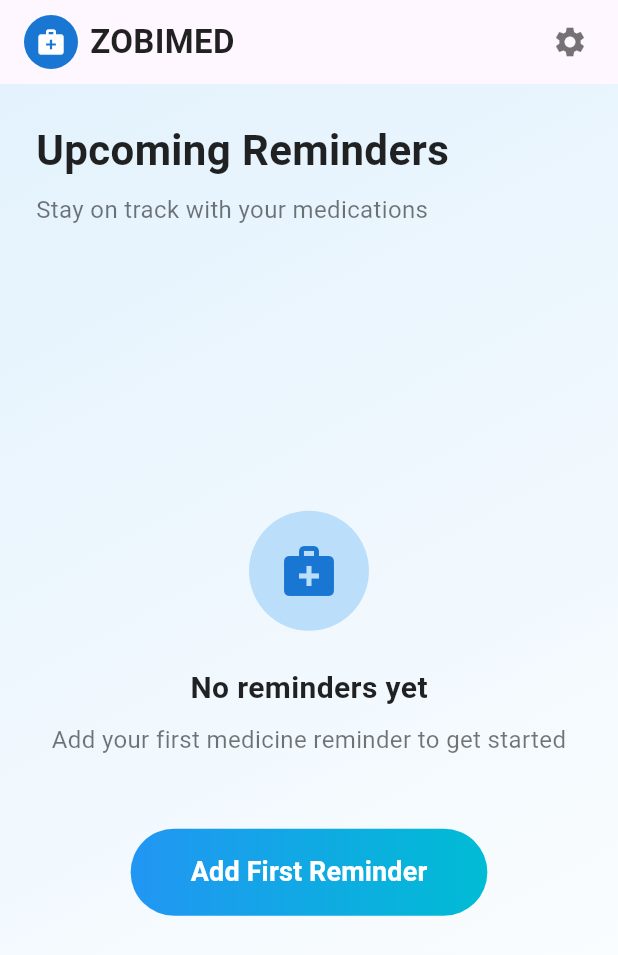
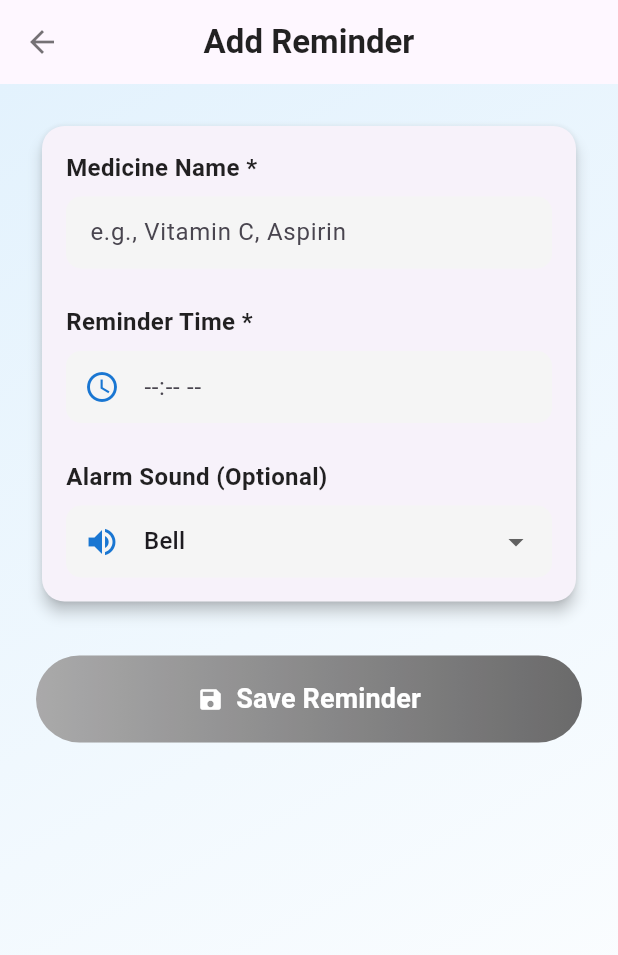
Before and after one commit to SyedAbdul-Rehman/zobimed, a Flutter app: the screen it shows after launch, after a tap on "Add First Reminder", on a phone screen of 412 x 824 dp. Shown: the top 955 px of the screen. Run offline on Flutter 3.47's test engine with Material 3 defaults, Android fonts, the phone set to English and light mode, and no system bars.

Commit message:
Final adjustments: removed notification and implemented reminder display

```diff
--- /dev/null
+++ b/lib/add_reminder_page.dart
@@ -0,0 +1,244 @@
+import 'package:flutter/material.dart';
+import 'package:zobimed/models/reminder.dart'; // Import Reminder model
+
+class AddReminderPage extends StatefulWidget {
+  final Function(Reminder) onSave;
+
+  const AddReminderPage({super.key, required this.onSave});
+
+  @override
+  State<AddReminderPage> createState() => _AddReminderPageState();
+}
+
+class _AddReminderPageState extends State<AddReminderPage> {
+  final TextEditingController _medicineNameController = TextEditingController();
+  TimeOfDay? _selectedTime;
+  String _selectedAlarmSound = 'Bell';
+  bool _isSaveButtonEnabled = false;
+
+  @override
+  void initState() {
+    super.initState();
+    _medicineNameController.addListener(_validateForm);
+  }
+
+  @override
+  void dispose() {
+    _medicineNameController.dispose();
+    super.dispose();
+  }
+
+  void _validateForm() {
+    setState(() {
+      _isSaveButtonEnabled = _medicineNameController.text.isNotEmpty && _selectedTime != null;
+    });
+  }
+
+  Future<void> _selectTime(BuildContext context) async {
+    final TimeOfDay? picked = await showTimePicker(
+      context: context,
+      initialTime: _selectedTime ?? TimeOfDay.now(),
+    );
+    if (picked != null && picked != _selectedTime) {
+      setState(() {
+        _selectedTime = picked;
+        _validateForm();
+      });
+    }
+  }
+
+  void _saveReminder() {
+    if (_isSaveButtonEnabled) {
+      final newReminder = Reminder(
+        medicineName: _medicineNameController.text,
+        reminderTime: _selectedTime!,
+        alarmSound: _selectedAlarmSound,
+      );
+      widget.onSave(newReminder);
+      Navigator.pop(context); // Go back to HomePage
+    }
+  }
+
+  @override
+  Widget build(BuildContext context) {
+    return Scaffold(
+      appBar: AppBar(
+        backgroundColor: Colors.transparent,
+        elevation: 0,
+        leading: IconButton(
+          icon: const Icon(Icons.arrow_back, color: Colors.black54),
+          onPressed: () {
+            Navigator.pop(context);
+          },
+        ),
+        title: const Text(
+          'Add Reminder',
+          style: TextStyle(
+            color: Colors.black87,
+            fontSize: 22,
+            fontWeight: FontWeight.bold,
+          ),
+        ),
+        centerTitle: true,
+      ),
+      body: Container(
+        decoration: const BoxDecoration(
+          gradient: LinearGradient(
+            begin: Alignment.topLeft,
+            end: Alignment.bottomRight,
+            colors: [
+              Color(0xFFE3F2FD), // Light Blue
+              Colors.white,      // White
+            ],
+          ),
+        ),
+        child: Padding(
+          padding: const EdgeInsets.all(24.0),
+          child: Column(
+            children: [
+              Card(
+                elevation: 4,
+                shape: RoundedRectangleBorder(
+                  borderRadius: BorderRadius.circular(15.0),
+                ),
+                child: Padding(
+                  padding: const EdgeInsets.all(16.0),
+                  child: Column(
+                    crossAxisAlignment: CrossAxisAlignment.start,
+                    children: [
+                      // Medicine Name
+                      const Text(
+                        'Medicine Name *',
+                        style: TextStyle(
+                          fontSize: 16,
+                          fontWeight: FontWeight.bold,
+                          color: Colors.black87,
+                        ),
+                      ),
+                      const SizedBox(height: 8),
+                      TextField(
+                        controller: _medicineNameController,
+                        decoration: InputDecoration(
+                          hintText: 'e.g., Vitamin C, Aspirin',
+                          border: OutlineInputBorder(
+                            borderRadius: BorderRadius.circular(10.0),
+                            borderSide: BorderSide.none,
+                          ),
+                          filled: true,
+                          fillColor: Colors.grey.shade100,
+                          contentPadding: const EdgeInsets.symmetric(horizontal: 12, vertical: 8),
+                        ),
+                      ),
+                      const SizedBox(height: 24),
+
+                      // Reminder Time
+                      const Text(
+                        'Reminder Time *',
+                        style: TextStyle(
+                          fontSize: 16,
+                          fontWeight: FontWeight.bold,
+                          color: Colors.black87,
+                        ),
+                      ),
+                      const SizedBox(height: 8),
+                      GestureDetector(
+                        onTap: () => _selectTime(context),
+                        child: AbsorbPointer(
+                          child: TextField(
+                            decoration: InputDecoration(
+                              hintText: _selectedTime == null
+                                  ? '--:-- --'
+                                  : _selectedTime!.format(context),
+                              prefixIcon: Icon(Icons.access_time, color: Colors.blue.shade700),
+                              border: OutlineInputBorder(
+                                borderRadius: BorderRadius.circular(10.0),
+                                borderSide: BorderSide.none,
+                              ),
+                              filled: true,
+                              fillColor: Colors.grey.shade100,
+                              contentPadding: const EdgeInsets.symmetric(horizontal: 12, vertical: 8),
+                            ),
+                          ),
+                        ),
+                      ),
+                      const SizedBox(height: 24),
+
+                      // Alarm Sound
+                      const Text(
+                        'Alarm Sound (Optional)',
+                        style: TextStyle(
+                          fontSize: 16,
+                          fontWeight: FontWeight.bold,
+                          color: Colors.black87,
+                        ),
+                      ),
+                      const SizedBox(height: 8),
+                      DropdownButtonFormField<String>(
+                        decoration: InputDecoration(
+                          border: OutlineInputBorder(
+                            borderRadius: BorderRadius.circular(10.0),
+                            borderSide: BorderSide.none,
+                          ),
+                          filled: true,
+                          fillColor: Colors.grey.shade100,
+                          contentPadding: const EdgeInsets.symmetric(horizontal: 12, vertical: 8),
+                          prefixIcon: Icon(Icons.volume_up, color: Colors.blue.shade700),
+                        ),
+                        value: _selectedAlarmSound,
+                        items: const [
+                          DropdownMenuItem(value: 'Bell', child: Text('Bell')),
+                          DropdownMenuItem(value: 'Chime', child: Text('Chime')),
+                          DropdownMenuItem(value: 'Alarm', child: Text('Alarm')),
+                        ],
+                        onChanged: (String? newValue) {
+                          setState(() {
+                            _selectedAlarmSound = newValue!;
+                          });
+                        },
+                      ),
+                    ],
+                  ),
+                ),
+              ),
+              const SizedBox(height: 32),
+              // Save Reminder Button
+              Container(
+                width: double.infinity,
+                decoration: BoxDecoration(
+                  gradient: LinearGradient(
+                    colors: _isSaveButtonEnabled
+                        ? [const Color(0xFF2196F3), const Color(0xFF00BCD4)] // Blue to Teal
+                        : [Colors.grey.shade400, Colors.grey.shade600], // Grey when disabled
+                    begin: Alignment.centerLeft,
+                    end: Alignment.centerRight,
+                  ),
+                  borderRadius: BorderRadius.circular(30.0),
+                ),
+                child: ElevatedButton.icon(
+                  onPressed: _isSaveButtonEnabled ? _saveReminder : null,
+                  icon: const Icon(Icons.save, color: Colors.white),
+                  label: const Text(
+                    'Save Reminder',
+                    style: TextStyle(
+                      fontSize: 18,
+                      color: Colors.white,
+                      fontWeight: FontWeight.bold,
+                    ),
+                  ),
+                  style: ElevatedButton.styleFrom(
+                    backgroundColor: Colors.transparent,
+                    shadowColor: Colors.transparent,
+                    padding: const EdgeInsets.symmetric(vertical: 16),
+                    shape: RoundedRectangleBorder(
+                      borderRadius: BorderRadius.circular(30.0),
+                    ),
+                  ),
+                ),
+              ),
+            ],
+          ),
+        ),
+      ),
+    );
+  }
+}
--- a/lib/main.dart
+++ b/lib/main.dart
@@ -1,5 +1,7 @@
 import 'package:flutter/material.dart';
 import 'package:zobimed/settings_page.dart';
+import 'package:zobimed/add_reminder_page.dart';
+import 'package:zobimed/models/reminder.dart'; // Import the Reminder model
 
 void main() {
   runApp(const MyApp());
@@ -22,8 +24,21 @@ class MyApp extends StatelessWidget {
   }
 }
 
-class HomePage extends StatelessWidget {
+class HomePage extends StatefulWidget {
   const HomePage({super.key});
+
+  @override
+  State<HomePage> createState() => _HomePageState();
+}
+
+class _HomePageState extends State<HomePage> {
+  final List<Reminder> _reminders = [];
+
+  void _addReminder(Reminder newReminder) {
+    setState(() {
+      _reminders.add(newReminder);
+    });
+  }
 
   @override
   Widget build(BuildContext context) {
@@ -99,7 +114,8 @@ class HomePage extends StatelessWidget {
                 ),
               ),
               Expanded(
-                child: Center(
+                child: _reminders.isEmpty
+                    ? Center(
                         child: Column(
                           mainAxisAlignment: MainAxisAlignment.center,
                           children: [
@@ -145,7 +161,14 @@ class HomePage extends StatelessWidget {
                               ),
                               child: ElevatedButton(
                                 onPressed: () {
-                            // Add reminder action
+                                  Navigator.push(
+                                    context,
+                                    MaterialPageRoute(
+                                      builder: (context) => AddReminderPage(
+                                        onSave: _addReminder,
+                                      ),
+                                    ),
+                                  );
                                 },
                                 style: ElevatedButton.styleFrom(
                                   backgroundColor: Colors.transparent,
@@ -167,6 +190,13 @@ class HomePage extends StatelessWidget {
                             ),
                           ],
                         ),
+                      )
+                    : ListView.builder(
+                        itemCount: _reminders.length,
+                        itemBuilder: (context, index) {
+                          final reminder = _reminders[index];
+                          return ReminderCard(reminder: reminder);
+                        },
                       ),
               ),
             ],
@@ -176,3 +206,66 @@ class HomePage extends StatelessWidget {
     );
   }
 }
+
+class ReminderCard extends StatelessWidget {
+  final Reminder reminder;
+
+  const ReminderCard({super.key, required this.reminder});
+
+  @override
+  Widget build(BuildContext context) {
+    return Card(
+      margin: const EdgeInsets.symmetric(vertical: 8.0),
+      elevation: 4,
+      shape: RoundedRectangleBorder(
+        borderRadius: BorderRadius.circular(15.0),
+      ),
+      child: Padding(
+        padding: const EdgeInsets.all(16.0),
+        child: Row(
+          children: [
+            CircleAvatar(
+              backgroundColor: Colors.blue.shade100,
+              radius: 25,
+              child: Icon(
+                Icons.medication,
+                color: Colors.blue.shade700,
+                size: 25,
+              ),
+            ),
+            const SizedBox(width: 16),
+            Expanded(
+              child: Column(
+                crossAxisAlignment: CrossAxisAlignment.start,
+                children: [
+                  Text(
+                    reminder.medicineName,
+                    style: const TextStyle(
+                      fontSize: 18,
+                      fontWeight: FontWeight.bold,
+                      color: Colors.black87,
+                    ),
+                  ),
+                  const SizedBox(height: 4),
+                  Text(
+                    '${reminder.reminderTime.format(context)} - ${reminder.alarmSound}',
+                    style: const TextStyle(
+                      fontSize: 14,
+                      color: Colors.black54,
+                    ),
+                  ),
+                ],
+              ),
+            ),
+            IconButton(
+              icon: const Icon(Icons.more_vert, color: Colors.black54),
+              onPressed: () {
+                // More options for reminder
+              },
+            ),
+          ],
+        ),
+      ),
+    );
+  }
+}
--- /dev/null
+++ b/lib/models/reminder.dart
@@ -0,0 +1,13 @@
+import 'package:flutter/material.dart';
+
+class Reminder {
+  final String medicineName;
+  final TimeOfDay reminderTime;
+  final String alarmSound;
+
+  Reminder({
+    required this.medicineName,
+    required this.reminderTime,
+    this.alarmSound = 'Bell',
+  });
+}
```
Lines whose indentation alone changed are shown as unchanged.
